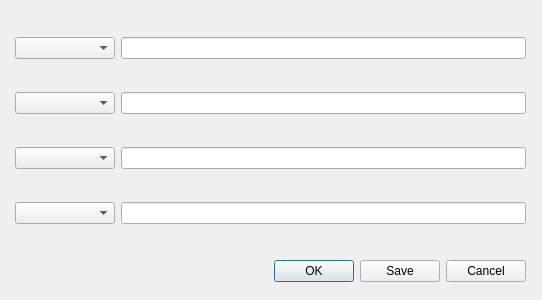
Old version of the form limits/EditLimitGui.ui in the repository Belden-Montreal/SNP-Cable-Analyser.
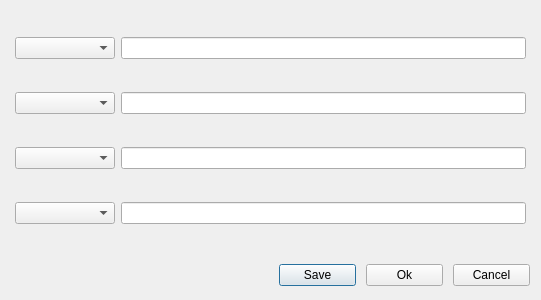
New version of the form.

Commit message: Added Handling of combo boxes and line edits

Diff of the .ui file:
```diff
--- a/limits/EditLimitGui.ui
+++ b/limits/EditLimitGui.ui
@@ -6,7 +6,7 @@
    <rect>
     <x>0</x>
     <y>0</y>
-    <width>542</width>
+    <width>541</width>
     <height>300</height>
    </rect>
   </property>
@@ -55,18 +55,41 @@
     </item>
    </layout>
   </widget>
-  <widget class="QDialogButtonBox" name="buttonBox">
+  <widget class="QWidget" name="horizontalLayoutWidget">
    <property name="geometry">
     <rect>
-     <x>15</x>
+     <x>279</x>
      <y>260</y>
-     <width>511</width>
-     <height>23</height>
+     <width>251</width>
+     <height>31</height>
     </rect>
    </property>
-   <property name="standardButtons">
-    <set>QDialogButtonBox::Cancel|QDialogButtonBox::Ok|QDialogButtonBox::Save</set>
-   </property>
+   <layout class="QHBoxLayout" name="horizontalLayout">
+    <property name="spacing">
+     <number>10</number>
+    </property>
+    <item>
+     <widget class="QPushButton" name="saveButton">
+      <property name="text">
+       <string>Save</string>
+      </property>
+     </widget>
+    </item>
+    <item>
+     <widget class="QPushButton" name="okButton">
+      <property name="text">
+       <string>Ok</string>
+      </property>
+     </widget>
+    </item>
+    <item>
+     <widget class="QPushButton" name="cancelButton">
+      <property name="text">
+       <string>Cancel</string>
+      </property>
+     </widget>
+    </item>
+   </layout>
   </widget>
  </widget>
  <resources/>
```
The commit also changes 2 other files.
